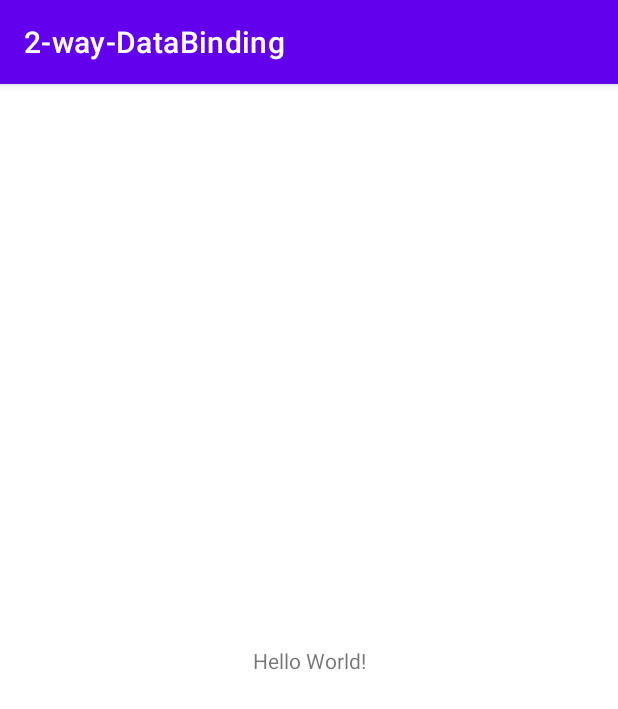
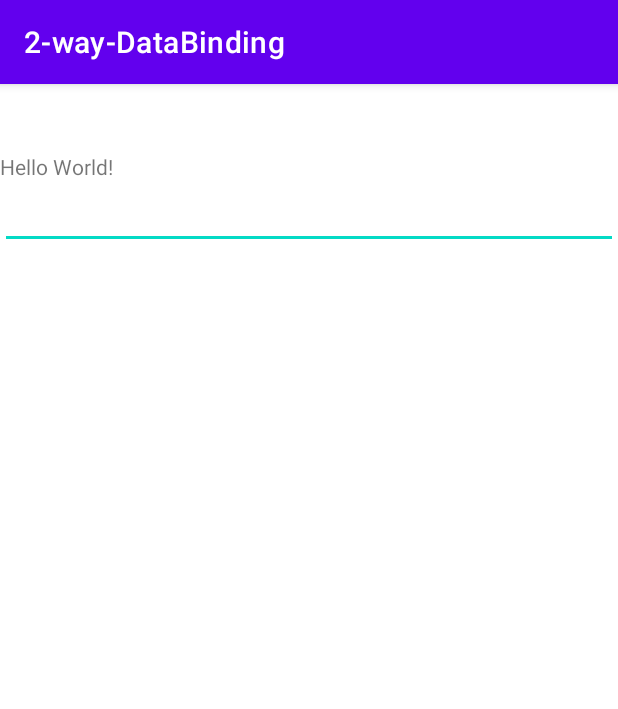
Before and after one commit to Wansuko-cmd/2-way-DataBinding, an Android app: the screen it shows after launch (MainActivity), on a phone screen of 412 x 824 dp. Shown: the top 709 px of the screen. Run offline under Robolectric (Android 15) with nearby library versions, the phone set to English and light mode, and no system bars; our stand-ins replace data binding.

Commit message:
[add] 元を作成

```diff
--- a/app/build.gradle
+++ b/app/build.gradle
@@ -1,6 +1,7 @@
 plugins {
     id 'com.android.application'
     id 'kotlin-android'
+    id 'kotlin-kapt'
 }
 
 android {
@@ -30,6 +31,9 @@ android {
     kotlinOptions {
         jvmTarget = '1.8'
     }
+    dataBinding {
+        enabled true
+    }
 }
 
 dependencies {
@@ -39,7 +43,7 @@ dependencies {
     implementation 'androidx.appcompat:appcompat:1.2.0'
     implementation 'com.google.android.material:material:1.3.0'
     implementation 'androidx.constraintlayout:constraintlayout:2.0.4'
-    testImplementation 'junit:junit:4.+'
+    testImplementation 'junit:junit:4.13.1'
     androidTestImplementation 'androidx.test.ext:junit:1.1.2'
     androidTestImplementation 'androidx.test.espresso:espresso-core:3.3.0'
 }
--- a/app/src/main/java/com/wsr/a2_way_databinding/MainActivity.kt
+++ b/app/src/main/java/com/wsr/a2_way_databinding/MainActivity.kt
@@ -7,5 +7,9 @@ class MainActivity : AppCompatActivity() {
     override fun onCreate(savedInstanceState: Bundle?) {
         super.onCreate(savedInstanceState)
         setContentView(R.layout.activity_main)
+
+        supportFragmentManager.beginTransaction()
+                .replace(R.id.frameLayout, MainFragment())
+                .commit()
     }
 }
--- /dev/null
+++ b/app/src/main/java/com/wsr/a2_way_databinding/MainFragment.kt
@@ -0,0 +1,19 @@
+package com.wsr.a2_way_databinding
+
+import android.os.Bundle
+import android.view.LayoutInflater
+import android.view.View
+import android.view.ViewGroup
+import androidx.fragment.app.Fragment
+
+class MainFragment : Fragment() {
+
+    override fun onCreateView(
+        inflater: LayoutInflater,
+        container: ViewGroup?,
+        savedInstanceState: Bundle?
+    ): View? {
+        super.onCreateView(inflater, container, savedInstanceState)
+        return inflater.inflate(R.layout.fragment_main, container, false)
+    }
+}
--- /dev/null
+++ b/app/src/main/java/com/wsr/a2_way_databinding/MainViewModel.kt
@@ -0,0 +1,8 @@
+package com.wsr.a2_way_databinding
+
+import android.app.Application
+import androidx.lifecycle.AndroidViewModel
+
+class MainViewModel(application: Application) : AndroidViewModel(application){
+
+}
--- a/app/src/main/res/layout/activity_main.xml
+++ b/app/src/main/res/layout/activity_main.xml
@@ -1,18 +1,15 @@
 <?xml version="1.0" encoding="utf-8"?>
-<androidx.constraintlayout.widget.ConstraintLayout xmlns:android="http://schemas.android.com/apk/res/android"
-    xmlns:app="http://schemas.android.com/apk/res-auto"
+<androidx.constraintlayout.widget.ConstraintLayout
+    xmlns:android="http://schemas.android.com/apk/res/android"
     xmlns:tools="http://schemas.android.com/tools"
     android:layout_width="match_parent"
     android:layout_height="match_parent"
     tools:context=".MainActivity">
 
-    <TextView
-        android:layout_width="wrap_content"
-        android:layout_height="wrap_content"
-        android:text="Hello World!"
-        app:layout_constraintBottom_toBottomOf="parent"
-        app:layout_constraintLeft_toLeftOf="parent"
-        app:layout_constraintRight_toRightOf="parent"
-        app:layout_constraintTop_toTopOf="parent" />
+    <FrameLayout
+        android:id="@+id/frameLayout"
+        android:layout_width="match_parent"
+        android:layout_height="match_parent">
 
+    </FrameLayout>
 </androidx.constraintlayout.widget.ConstraintLayout>
--- /dev/null
+++ b/app/src/main/res/layout/fragment_main.xml
@@ -0,0 +1,30 @@
+<?xml version="1.0" encoding="utf-8"?>
+<layout
+    xmlns:android="http://schemas.android.com/apk/res/android"
+    xmlns:tools="http://schemas.android.com/tools">
+
+    <data>
+        <variable name="viewModel" type="com.wsr.a2_way_databinding.MainViewModel"/>
+    </data>
+
+    <androidx.constraintlayout.widget.ConstraintLayout xmlns:app="http://schemas.android.com/apk/res-auto"
+        android:layout_width="match_parent"
+        android:layout_height="match_parent"
+        tools:context=".MainActivity">
+
+        <TextView
+            android:id="@+id/text_view"
+            android:layout_width="match_parent"
+            android:layout_height="wrap_content"
+            android:text="Hello World!"
+            app:layout_constraintBottom_toBottomOf="@id/edit_view"
+            app:layout_constraintTop_toTopOf="parent" />
+
+        <EditText
+            android:id="@+id/edit_view"
+            android:layout_width="match_parent"
+            android:layout_height="wrap_content"
+            app:layout_constraintTop_toBottomOf="@id/text_view"/>
+
+    </androidx.constraintlayout.widget.ConstraintLayout>
+</layout>
```
